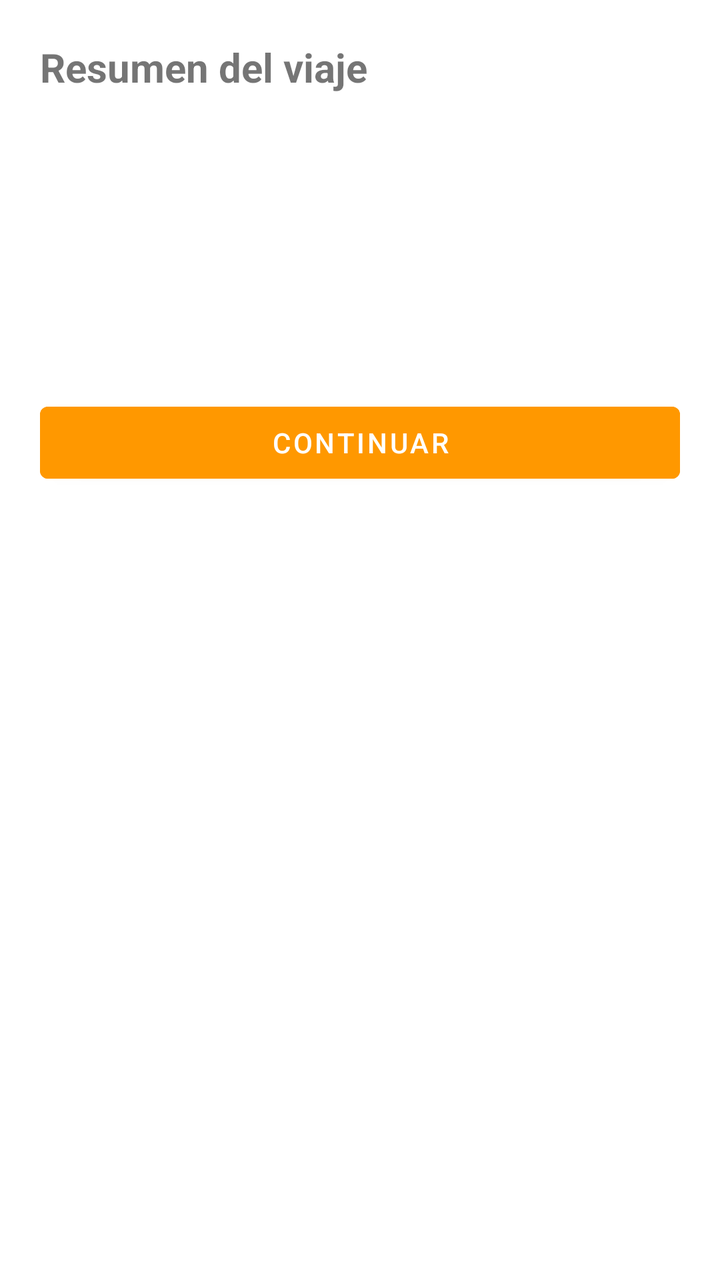
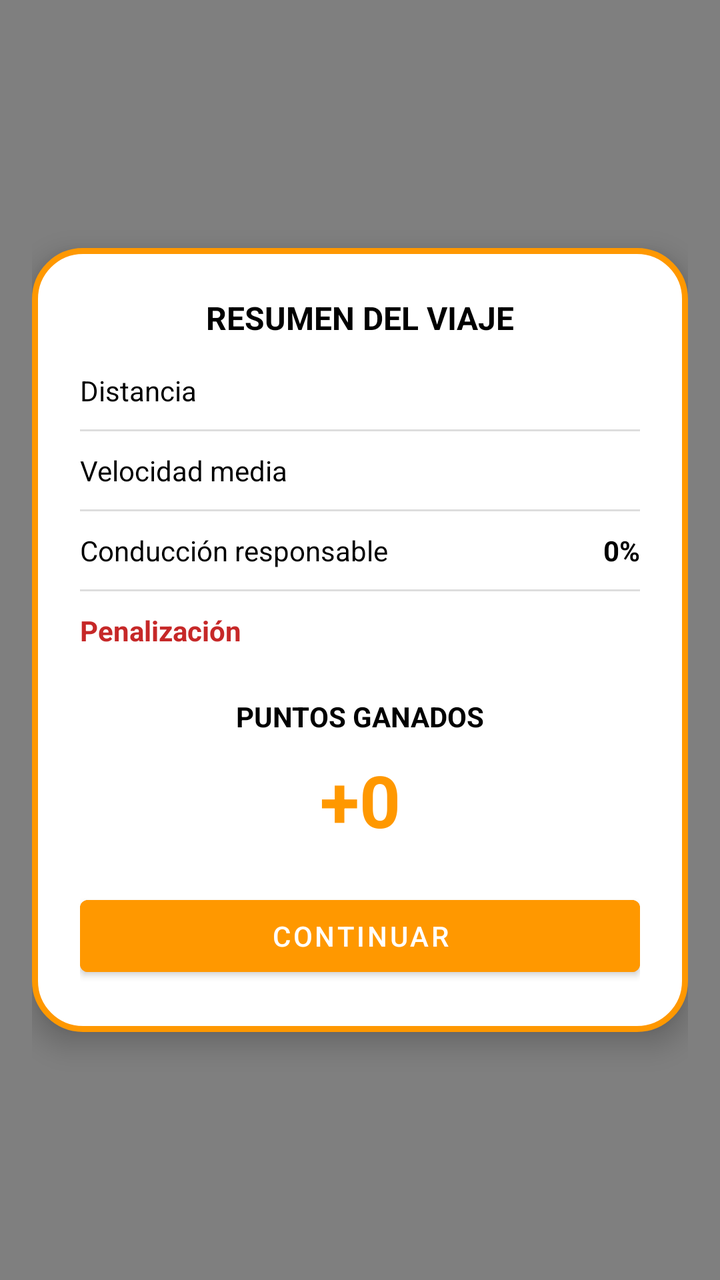

The first picture is an Android layout as it rendered before a commit; the second is the same layout after the commit. The layout source and the unified diff follow.
<!-- AndroidManifest.xml: application theme Theme.DriveUp -->
<!-- res/layout/dialog_trip_summary.xml -->
<?xml version="1.0" encoding="utf-8"?>
<LinearLayout xmlns:android="http://schemas.android.com/apk/res/android"
    android:orientation="vertical"
    android:padding="20dp"
    android:layout_width="match_parent"
    android:layout_height="wrap_content">


    <TextView
        android:text="Resumen del viaje"
        android:textSize="20sp"
        android:textStyle="bold"
        android:layout_marginBottom="12dp"
        android:layout_width="wrap_content"
        android:layout_height="wrap_content" />


    <TextView
        android:id="@+id/tvDistance"
        android:layout_width="wrap_content"
        android:layout_height="wrap_content" />


    <TextView
        android:id="@+id/tvRealSpeed"
        android:layout_width="wrap_content"
        android:layout_height="wrap_content" />


    
    <TextView
        android:id="@+id/tvEfficiency"
        android:layout_width="wrap_content"
        android:layout_height="wrap_content"
        android:layout_marginTop="6dp"
        android:textStyle="bold" />


    
    <TextView
        android:id="@+id/tvPenalty"
        android:layout_width="wrap_content"
        android:layout_height="wrap_content"
        android:layout_marginTop="4dp"
        android:textColor="#C62828"
        android:textStyle="bold" />


    <TextView
        android:id="@+id/tvPoints"
        android:textStyle="bold"
        android:textSize="18sp"
        android:layout_marginTop="12dp"
        android:layout_width="wrap_content"
        android:layout_height="wrap_content" />


    <Button
        android:id="@+id/btnContinue"
        android:layout_width="match_parent"
        android:layout_height="wrap_content"
        android:text="Continuar"
        android:layout_marginTop="16dp"
        android:backgroundTint="@color/driveup_orange"
        android:textColor="@android:color/white" />

</LinearLayout>
<!-- resources referenced by this layout -->
<resources>
  <color name="driveup_orange">#FF9800</color>
  <style name="Theme.DriveUp" parent="Theme.MaterialComponents.DayNight.DarkActionBar">
          
          <item name="colorPrimary">@color/purple_500</item>
          <item name="colorPrimaryVariant">@color/purple_700</item>
          <item name="colorOnPrimary">@color/white</item>
          
          <item name="colorSecondary">@color/teal_200</item>
          <item name="colorSecondaryVariant">@color/teal_700</item>
          <item name="colorOnSecondary">@color/black</item>
          
          <item name="android:statusBarColor">?attr/colorPrimaryVariant</item>
          
      </style>
  <color name="purple_500">#FF6200EE</color>
  <color name="purple_700">#FF3700B3</color>
  <color name="white">#FFFFFFFF</color>
  <color name="teal_200">#FF03DAC5</color>
  <color name="teal_700">#FF018786</color>
  <color name="black">#FF000000</color>
</resources>

<!-- the commit's change to res/layout/dialog_trip_summary.xml (unified diff, before → after) -->
@@ -1,67 +1,169 @@
 <?xml version="1.0" encoding="utf-8"?>
-<LinearLayout xmlns:android="http://schemas.android.com/apk/res/android"
-    android:orientation="vertical"
-    android:padding="20dp"
+<FrameLayout
+    xmlns:android="http://schemas.android.com/apk/res/android"
+    android:id="@+id/overlaySummary"
     android:layout_width="match_parent"
-    android:layout_height="wrap_content">
-
-
-    <TextView
-        android:text="Resumen del viaje"
-        android:textSize="20sp"
-        android:textStyle="bold"
-        android:layout_marginBottom="12dp"
-        android:layout_width="wrap_content"
-        android:layout_height="wrap_content" />
-
-
-    <TextView
-        android:id="@+id/tvDistance"
-        android:layout_width="wrap_content"
-        android:layout_height="wrap_content" />
-
-
-    <TextView
-        android:id="@+id/tvRealSpeed"
-        android:layout_width="wrap_content"
-        android:layout_height="wrap_content" />
-
+    android:layout_height="match_parent"
+    android:background="#80000000"
+    android:clickable="true"
+    android:focusable="true">
 
     
-    <TextView
-        android:id="@+id/tvEfficiency"
-        android:layout_width="wrap_content"
-        android:layout_height="wrap_content"
-        android:layout_marginTop="6dp"
-        android:textStyle="bold" />
+    <LinearLayout
+        android:layout_width="match_parent"
+        android:layout_height="match_parent"
+        android:gravity="center"
+        android:padding="16dp">
 
+        
+        <LinearLayout
+            android:layout_width="match_parent"
+            android:layout_height="wrap_content"
+            android:maxWidth="360dp"
+            android:orientation="vertical"
+            android:padding="24dp"
+            android:background="@drawable/bg_trip_summary_card"
+            android:elevation="8dp">
 
-    
-    <TextView
-        android:id="@+id/tvPenalty"
-        android:layout_width="wrap_content"
-        android:layout_height="wrap_content"
-        android:layout_marginTop="4dp"
-        android:textColor="#C62828"
-        android:textStyle="bold" />
+            
+            <TextView
+                android:layout_width="match_parent"
+                android:layout_height="wrap_content"
+                android:text="RESUMEN DEL VIAJE"
+                android:gravity="center"
+                android:textSize="16sp"
+                android:textStyle="bold"
+                android:textColor="@color/black"
+                android:layout_marginBottom="16dp"/>
 
+            
+            <LinearLayout
+                android:layout_width="match_parent"
+                android:layout_height="wrap_content"
+                android:orientation="horizontal">
 
-    <TextView
-        android:id="@+id/tvPoints"
-        android:textStyle="bold"
-        android:textSize="18sp"
-        android:layout_marginTop="12dp"
-        android:layout_width="wrap_content"
-        android:layout_height="wrap_content" />
+                <TextView
+                    android:layout_width="0dp"
+                    android:layout_height="wrap_content"
+                    android:layout_weight="1"
+                    android:text="Distancia"
+                    android:textColor="@color/black"/>
 
+                <TextView
+                    android:id="@+id/tvDistance"
+                    android:layout_width="wrap_content"
+                    android:layout_height="wrap_content"
+                    android:textStyle="bold"
+                    android:textColor="@color/black"/>
+            </LinearLayout>
 
-    <Button
-        android:id="@+id/btnContinue"
-        android:layout_width="match_parent"
-        android:layout_height="wrap_content"
-        android:text="Continuar"
-        android:layout_marginTop="16dp"
-        android:backgroundTint="@color/driveup_orange"
-        android:textColor="@android:color/white" />
+            <View style="@style/Divider"/>
 
-</LinearLayout>
+            
+            <LinearLayout
+                android:layout_width="match_parent"
+                android:layout_height="wrap_content"
+                android:orientation="horizontal">
+
+                <TextView
+                    android:layout_width="0dp"
+                    android:layout_height="wrap_content"
+                    android:layout_weight="1"
+                    android:text="Velocidad media"
+                    android:textColor="@color/black"/>
+
+                <TextView
+                    android:id="@+id/tvRealSpeed"
+                    android:layout_width="wrap_content"
+                    android:layout_height="wrap_content"
+                    android:textStyle="bold"
+                    android:textColor="@color/black"/>
+            </LinearLayout>
+
+            <View style="@style/Divider"/>
+
+            
+            <LinearLayout
+                android:layout_width="match_parent"
+                android:layout_height="wrap_content"
+                android:orientation="horizontal">
+
+                <TextView
+                    android:layout_width="0dp"
+                    android:layout_height="wrap_content"
+                    android:layout_weight="1"
+                    android:text="Conducción responsable"
+                    android:textColor="@color/black"/>
+
+                <TextView
+                    android:id="@+id/tvEfficiency"
+                    android:layout_width="wrap_content"
+                    android:layout_height="wrap_content"
+                    android:text="0%"
+                    android:textStyle="bold"
+                    android:textColor="@color/black"/>
+            </LinearLayout>
+
+            <View style="@style/Divider"/>
+
+            
+            <LinearLayout
+                android:layout_width="match_parent"
+                android:layout_height="wrap_content"
+                android:orientation="horizontal">
+
+                <TextView
+                    android:layout_width="0dp"
+                    android:layout_height="wrap_content"
+                    android:layout_weight="1"
+                    android:text="Penalización"
+                    android:textColor="#C62828"
+                    android:textStyle="bold"/>
+
+                <TextView
+                    android:id="@+id/tvPenalty"
+                    android:layout_width="wrap_content"
+                    android:layout_height="wrap_content"
+                    android:textColor="#C62828"
+                    android:textStyle="bold"/>
+            </LinearLayout>
+
+            
+            <View
+                android:layout_width="match_parent"
+                android:layout_height="24dp"/>
+
+            
+            <TextView
+                android:layout_width="match_parent"
+                android:layout_height="wrap_content"
+                android:text="PUNTOS GANADOS"
+                android:gravity="center"
+                android:textStyle="bold"
+                android:textColor="@color/black"/>
+
+            <TextView
+                android:id="@+id/tvPoints"
+                android:layout_width="match_parent"
+                android:layout_height="wrap_content"
+                android:text="+0"
+                android:gravity="center"
+                android:textSize="36sp"
+                android:textStyle="bold"
+                android:textColor="@color/driveup_orange"
+                android:layout_marginTop="8dp"/>
+
+            
+            <Button
+                android:id="@+id/btnContinue"
+                android:layout_width="match_parent"
+                android:layout_height="48dp"
+                android:text="CONTINUAR"
+                android:layout_marginTop="20dp"
+                android:backgroundTint="@color/driveup_orange"
+                android:textColor="@android:color/white"/>
+
+        </LinearLayout>
+    </LinearLayout>
+
+</FrameLayout>
<!-- resource entries referenced after the edit -->
@@ -1,6 +1,25 @@
 <!-- resources referenced by this layout -->
 <resources>
   <color name="driveup_orange">#FF9800</color>
+  <!-- drawable bg_trip_summary_card (drawable) -->
+  <?xml version="1.0" encoding="utf-8"?>
+  <shape xmlns:android="http://schemas.android.com/apk/res/android">
+  
+      <solid android:color="@android:color/white"/>
+  
+      <stroke
+          android:width="3dp"
+          android:color="@color/driveup_orange"/>
+  
+      <corners android:radius="24dp"/>
+  
+  </shape>
+  <style name="Divider">
+          <item name="android:layout_width">match_parent</item>
+          <item name="android:layout_height">1dp</item>
+          <item name="android:background">#DDDDDD</item>
+          <item name="android:layout_marginVertical">10dp</item>
+      </style>
   <style name="Theme.DriveUp" parent="Theme.MaterialComponents.DayNight.DarkActionBar">
           
           <item name="colorPrimary">@color/purple_500</item>
